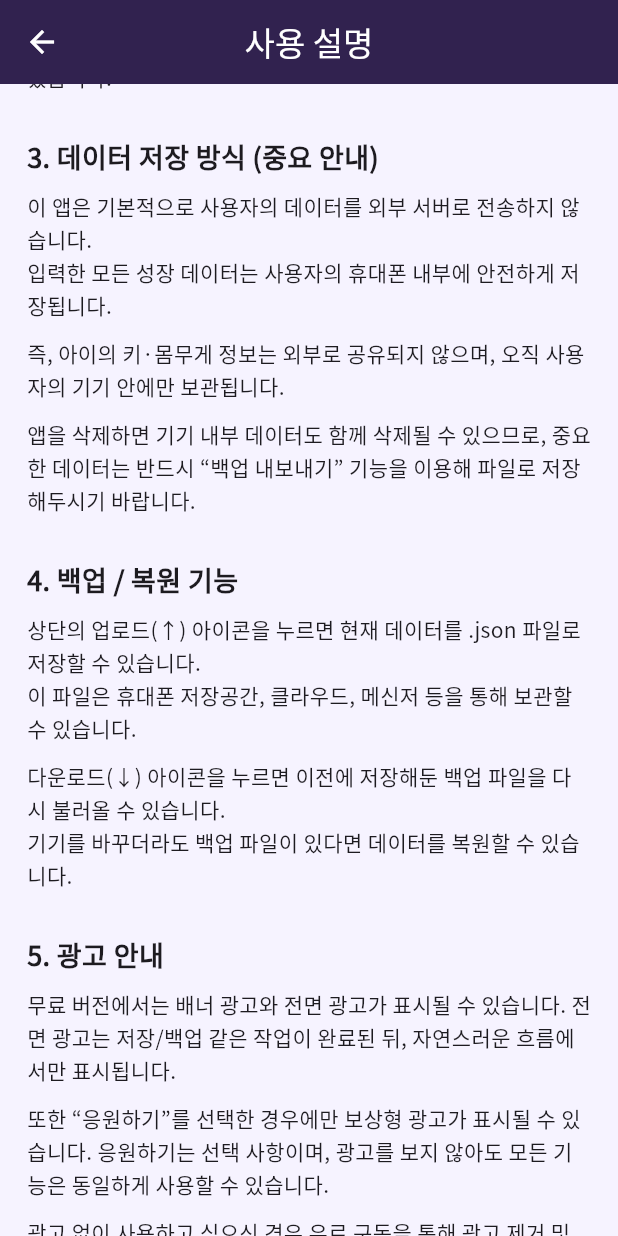
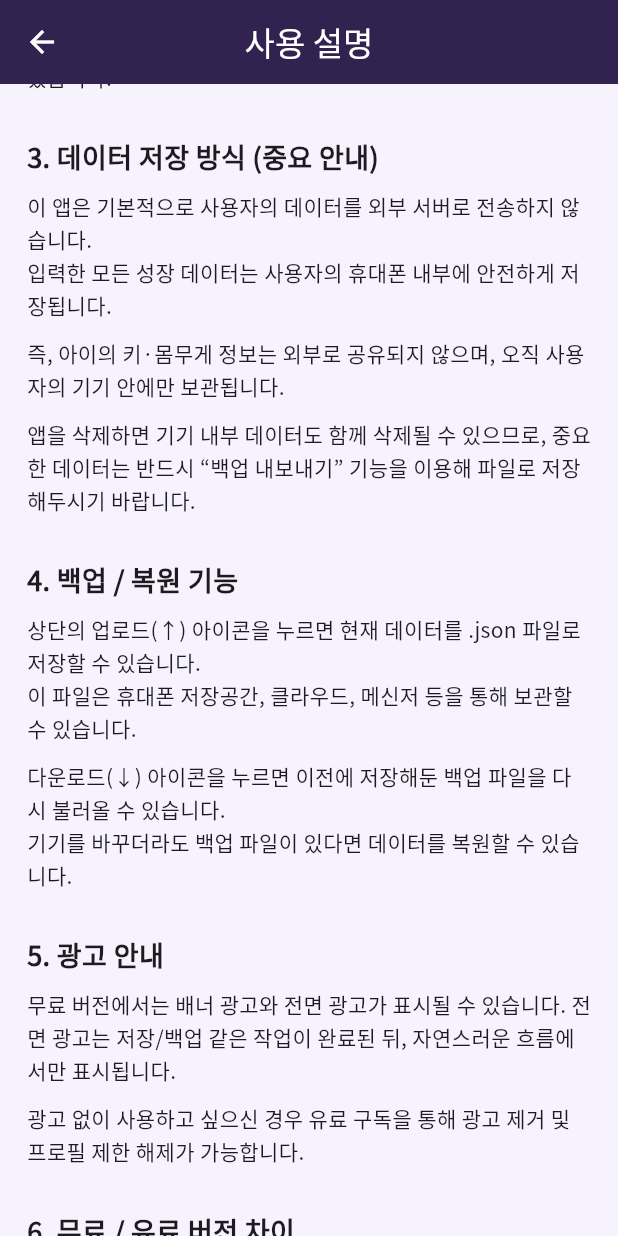
Before and after one commit to jeonbowon/growth_tracking_graph, a Flutter app: the screen it shows after launch, item 3 of the bottom bar chosen, scrolled down 576 dp, on a phone screen of 412 x 824 dp. Run offline on Flutter 3.47's test engine with Material 3 defaults, Android fonts, the light colour scheme and no system bars; our stand-ins replace fl_chart, google_fonts, google_mobile_ads, share_plus, shared_preferences; missing offline and left inert: file_selector; network calls fail.

Commit message:
Update ad

```diff
--- a/lib/backup_manager.dart
+++ b/lib/backup_manager.dart
@@ -106,11 +106,14 @@ class BackupManager {
     // ✅ 작업 완료 후 전면 광고(쿨다운 적용)
     await AdService.instance.tryShowInterstitialAfterAction(context);
 
-    // ✅ 기능과 무관한 선택형 "응원하기" 안내(정책 안전)
-    AdService.instance.showSnackBarWithSupport(
-      context,
-      message: '백업이 완료되었습니다. 도움이 되셨다면 “응원하기”로 개발을 지원할 수 있어요. (선택)',
-    );
+    // ⚠️ (정책 이슈 대응) 보상형 광고로 연결될 수 있는 "응원하기" 스낵바는 일단 제거합니다.
+    // 아래 스낵바는 사용자가 '응원하기'를 누르면 RewardedAd(보상형)로 이어질 수 있어
+    // AdMob이 "클릭 유도"로 해석할 여지가 있습니다.
+    //
+    // AdService.instance.showSnackBarWithSupport(
+    //   context,
+    //   message: '백업이 완료되었습니다. 도움이 되셨다면 “응원하기”로 개발을 지원할 수 있어요. (선택)',
+    // );
   }
 
   /// JSON 백업 파일을 선택하여 SharedPreferences로 복원합니다.
@@ -214,11 +217,12 @@ class BackupManager {
       // ✅ 작업 완료 후 전면 광고(쿨다운 적용)
       await AdService.instance.tryShowInterstitialAfterAction(context);
 
-      // ✅ 기능과 무관한 선택형 "응원하기" 안내(정책 안전)
-      AdService.instance.showSnackBarWithSupport(
-        context,
-        message: '복원이 완료되었습니다. 도움이 되셨다면 “응원하기”로 개발을 지원할 수 있어요. (선택)',
-      );
+      // ⚠️ (정책 이슈 대응) 보상형 광고로 연결될 수 있는 "응원하기" 스낵바는 일단 제거합니다.
+      //
+      // AdService.instance.showSnackBarWithSupport(
+      //   context,
+      //   message: '복원이 완료되었습니다. 도움이 되셨다면 “응원하기”로 개발을 지원할 수 있어요. (선택)',
+      // );
     }
   }
 
--- a/lib/page_app_explanation.dart
+++ b/lib/page_app_explanation.dart
@@ -112,11 +112,6 @@ class PageAppExplanation extends StatelessWidget {
               ),
 
               _bodyText(
-                '또한 “응원하기”를 선택한 경우에만 보상형 광고가 표시될 수 있습니다. '
-                '응원하기는 선택 사항이며, 광고를 보지 않아도 모든 기능은 동일하게 사용할 수 있습니다.'
-              ),
-
-              _bodyText(
                 '광고 없이 사용하고 싶으신 경우 유료 구독을 통해 광고 제거 및 '
                 '프로필 제한 해제가 가능합니다.'
               ),
--- a/pubspec.yaml
+++ b/pubspec.yaml
@@ -16,7 +16,7 @@ publish_to: 'none' # Remove this line if you wish to publish to pub.dev
 # https://developer.apple.com/library/archive/documentation/General/Reference/InfoPlistKeyReference/Articles/CoreFoundationKeys.html
 # In Windows, build-name is used as the major, minor, and patch parts
 # of the product and file versions while build-number is used as the build suffix.
-version: 1.0.5+7
+version: 1.0.6+8
 
 environment:
   sdk: ^3.8.1
```
